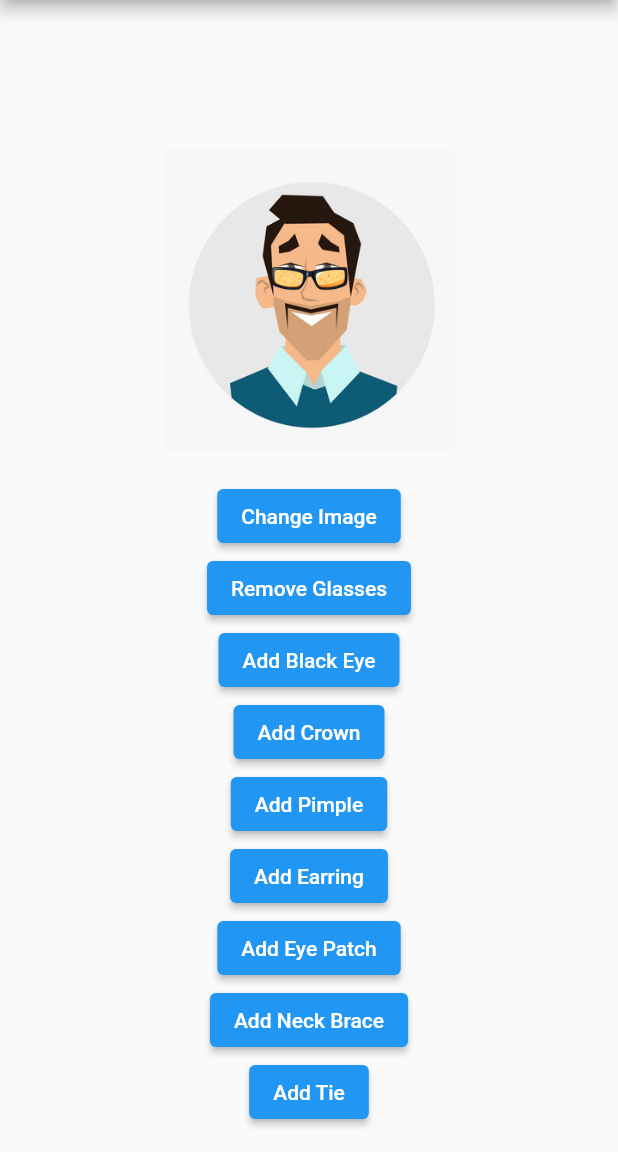
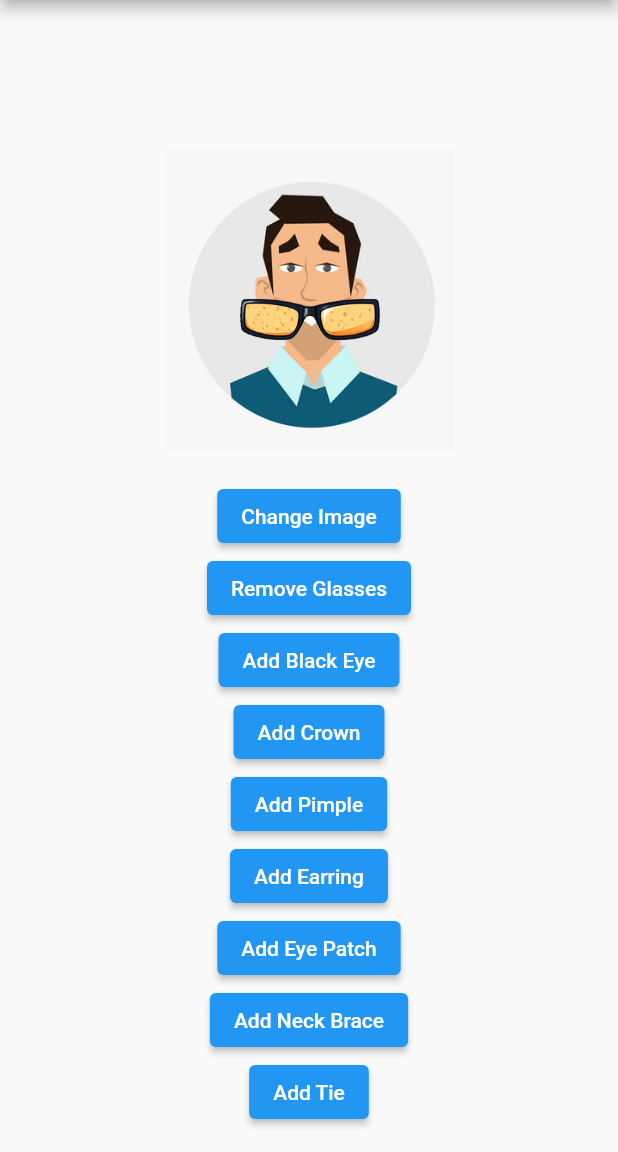
Before and after one commit to IvettB/Avatars, a Flutter app: the screen it shows after launch, after a tap on "Add Glasses", on a phone screen of 412 x 824 dp, the part 84-1236 px from its top. Run offline on Flutter 3.47's test engine with Material 2 defaults, Android fonts, the phone set to English and light mode, and no system bars.

Commit message:
5.png updated and values

```diff
--- a/lib/main.dart
+++ b/lib/main.dart
@@ -254,9 +254,9 @@ class _MyAppState extends State<MyApp> {
                     child: Visibility(
                       visible: areGlassesVisible,
                       child: Transform.translate(
-                        offset: Offset(0, -16),
+                        offset: Offset(0, 10),
                         child: Image.asset(glasses[imageIndex2],
-                            width: 60, height: 60),
+                            width: 110, height: 110),
                       ),
                     ),
                   ),
@@ -266,7 +266,7 @@ class _MyAppState extends State<MyApp> {
                     child: Visibility(
                       visible: isCrownVisible,
                       child: Transform.translate(
-                        offset: Offset(-5, -85),
+                        offset: Offset(0, -100),
                         child: Image.asset(crowns[imageIndex3],
                             width: 80, height: 80),
                       ),
@@ -278,7 +278,7 @@ class _MyAppState extends State<MyApp> {
                     child: Visibility(
                       visible: isPimpleVisible,
                       child: Transform.translate(
-                        offset: Offset(15, 0),
+                        offset: Offset(40, 40),
                         child: Image.asset(pimples[imageIndex4],
                             width: 15, height: 15),
                       ),
@@ -290,9 +290,9 @@ class _MyAppState extends State<MyApp> {
                     child: Visibility(
                       visible: isEarringVisible,
                       child: Transform.translate(
-                        offset: Offset(-35, 5),
+                        offset: Offset(-60, 30),
                         child: Image.asset(earrings[imageIndex5],
-                            width: 15, height: 15),
+                            width: 25, height: 25),
                       ),
                     ),
                   ),
@@ -302,9 +302,9 @@ class _MyAppState extends State<MyApp> {
                     child: Visibility(
                       visible: isEarringVisible,
                       child: Transform.translate(
-                        offset: Offset(34, 0),
+                        offset: Offset(60, 30),
                         child: Image.asset(earrings[imageIndex5],
-                            width: 0, height: 0),
+                            width: 25, height: 25),
                       ),
                     ),
                   ),
@@ -314,7 +314,7 @@ class _MyAppState extends State<MyApp> {
                     child: Visibility(
                       visible: isNeckBraceVisible,
                       child: Transform.translate(
-                        offset: Offset(0, 50),
+                        offset: Offset(0, 80),
                         child: Image.asset(neck[imageIndex7],
                             width: 70, height: 70),
                       ),
@@ -326,9 +326,9 @@ class _MyAppState extends State<MyApp> {
                     child: Visibility(
                       visible: isBlackEyeVisible,
                       child: Transform.translate(
-                        offset: Offset(-8, -10),
+                        offset: Offset(-10, 22),
                         child: Image.asset(blackeyes[imageIndex8],
-                            width: 50, height: 50),
+                            width: 100, height: 100),
                       ),
                     ),
                   ),
@@ -338,9 +338,9 @@ class _MyAppState extends State<MyApp> {
                     child: Visibility(
                       visible: isEyePatchVisible,
                       child: Transform.translate(
-                        offset: Offset(-17, -18),
+                        offset: Offset(-30, 2),
                         child: Image.asset(eyepatches[imageIndex6],
-                            width: 40, height: 40),
+                            width: 90, height: 90),
                       ),
                     ),
                   ),
@@ -350,7 +350,7 @@ class _MyAppState extends State<MyApp> {
                     child: Visibility(
                       visible: isTieVisible,
                       child: Transform.translate(
-                        offset: Offset(-2, 90),
+                        offset: Offset(-2, 110),
                         child: Image.asset(ties[imageIndex9],
                             width: 100, height: 100),
                       ),
--- a/lib/values.dart
+++ b/lib/values.dart
@@ -6,6 +6,7 @@ Map<String, double> values1 = {};
 Map<String, double> values2 = {};
 Map<String, double> values3 = {};
 Map<String, double> values4 = {};
+Map<String, double> values5 = {};
 Map<String, double> values6 = {};
 Map<String, double> values12 = {};
 Map<String, double> values13 = {};
@@ -191,6 +192,51 @@ void Maps() {
   values4['pimple-offset-2'] = 70.0;
   values4['pimple-width'] = 20;
   values4['pimple-height'] = 25;
+
+  values5['glasses-offset-1'] = 0.0;
+  values5['glasses-offset-2'] = 10.0;
+  values5['glasses-width'] = 110;
+  values5['glasses-height'] = 110;
+
+  values5['crown-offset-1'] = 0.0;
+  values5['crown-offset-2'] = -100.0;
+  values5['crown-width'] = 80;
+  values5['crown-height'] = 80;
+
+  values5['earring-left-offset-1'] = -60.0;
+  values5['earring-left-offset-2'] = 30.0;
+  values5['earring-left-width'] = 25;
+  values5['earring-left-height'] = 25;
+
+  values5['earring-right-offset-1'] = 60.0;
+  values5['earring-right-offset-2'] = 30.0;
+  values5['earring-right-width'] = 25;
+  values5['earring-right-height'] = 25;
+
+  values5['neckbrace-offset-1'] = 0.0;
+  values5['neckbrace-offset-2'] = 80.0;
+  values5['neckbrace-width'] = 70;
+  values5['neckbrace-height'] = 70;
+
+  values5['black-eye-offset-1'] = -10.0;
+  values5['black-eye-offset-2'] = 22.0;
+  values5['black-eye-width'] = 100;
+  values5['black-eye-height'] = 100;
+
+  values5['eye-patch-offset-1'] = -30.0;
+  values5['eye-patch-offset-2'] = 2.0;
+  values5['eye-patch-width'] = 90;
+  values5['eye-patch-height'] = 90;
+
+  values5['tie-offset-1'] = -2.0;
+  values5['tie-offset-2'] = 110.0;
+  values5['tie-width'] = 100;
+  values5['tie-height'] = 100;
+
+  values5['pimple-offset-1'] = 40.0;
+  values5['pimple-offset-2'] = 40.0;
+  values5['pimple-width'] = 15;
+  values5['pimple-height'] = 15;
 
   values6['glasses-offset-1'] = 0.0;
   values6['glasses-offset-2'] = -16.0;
```
Also changed, not shown: lib/images/people/5.png.
